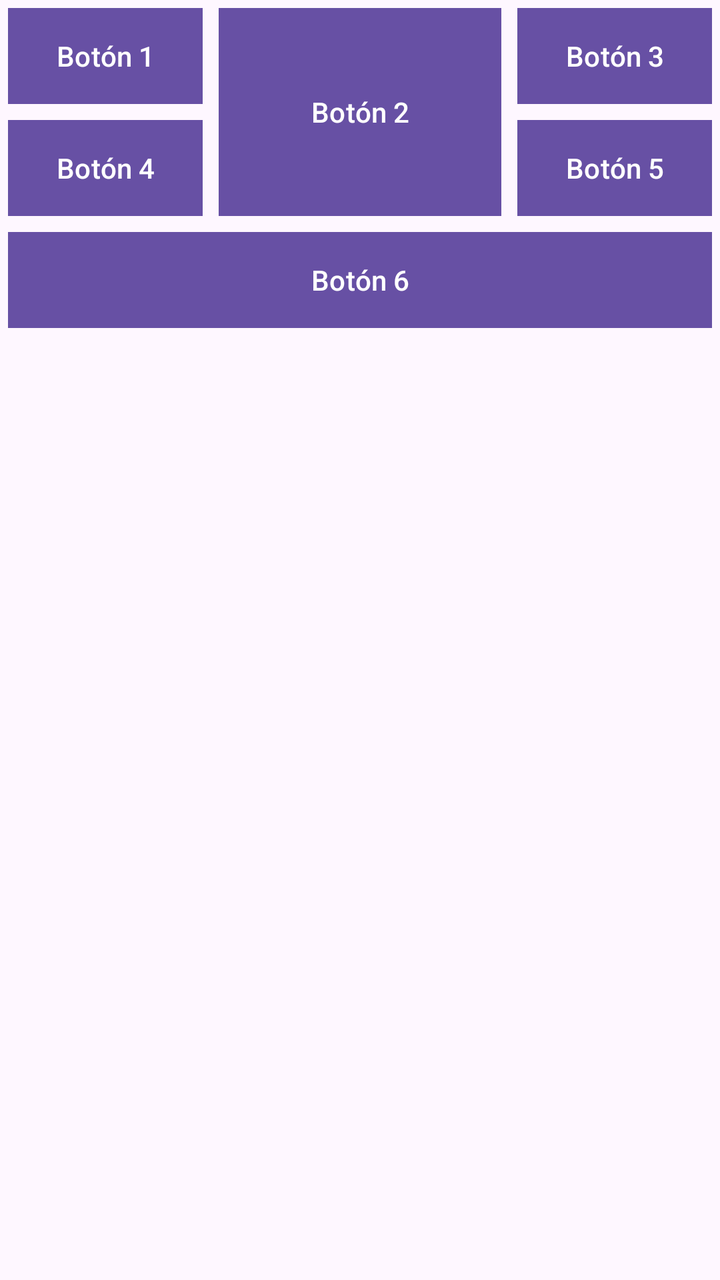
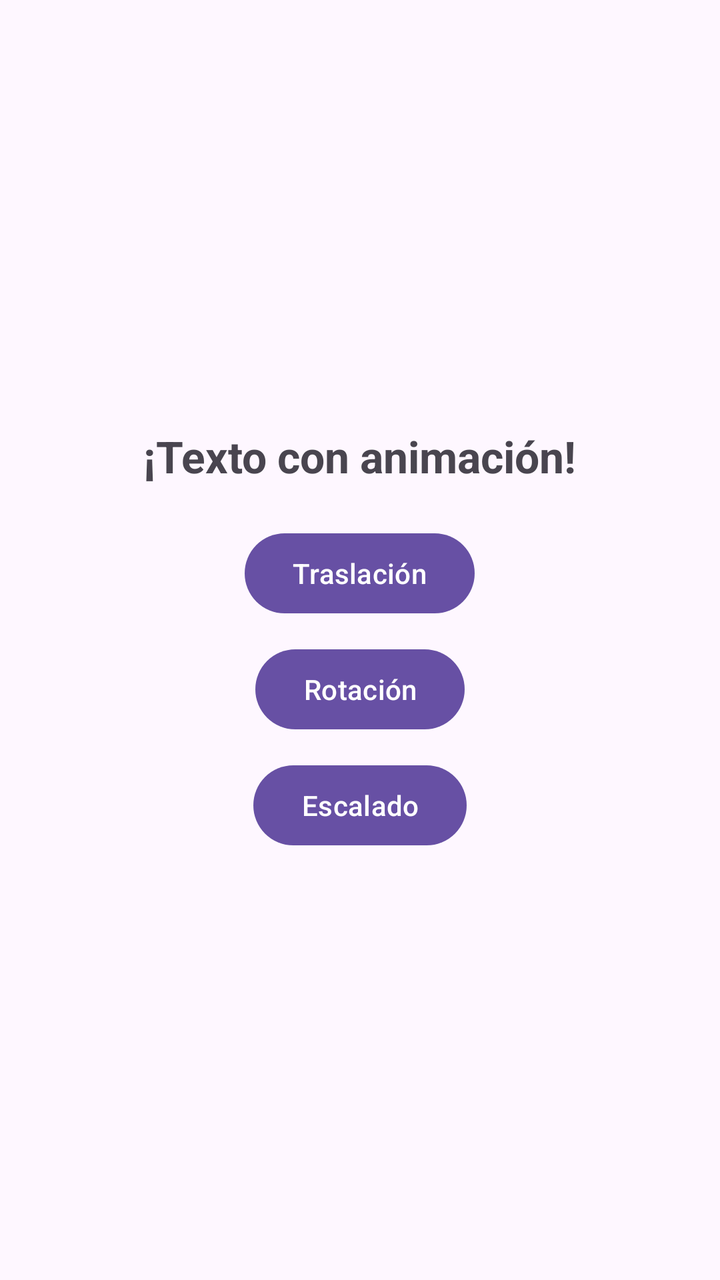

Screens rendered from an Android XML layout before and after an edit, with the pre-edit source and the edit as a unified diff.
<!-- AndroidManifest.xml: application theme Theme.Tema3LinearLayout -->
<!-- res/layout/activity_main.xml -->
<?xml version="1.0" encoding="utf-8"?>
<GridLayout
    xmlns:android="http://schemas.android.com/apk/res/android"
    xmlns:tools="http://schemas.android.com/tools"
    android:layout_width="wrap_content"
    android:layout_height="wrap_content"
    android:layout_gravity="center"
    android:columnCount="3"
    android:orientation="horizontal"
    android:rowCount="4"
    android:useDefaultMargins="true">

    <Button
        android:layout_width="wrap_content"
        android:layout_height="wrap_content"
        android:background="#00CC39"
        android:text="Botón 1"
        tools:ignore="HardcodedText" />

    <Button
        android:layout_width="wrap_content"
        android:layout_height="wrap_content"
        android:layout_rowSpan="2"
        android:layout_gravity="fill"
        android:background="#00CC39"
        android:text="Botón 2" />

    <Button
        android:layout_width="wrap_content"
        android:layout_height="wrap_content"
        android:background="#00CC39"
        android:text="Botón 3" />

    <Button
        android:layout_width="wrap_content"
        android:layout_height="wrap_content"
        android:background="#00CC39"
        android:text="Botón 4" />

    <Button
        android:layout_width="wrap_content"
        android:layout_height="wrap_content"
        android:background="#00CC39"
        android:text="Botón 5" />

    <Button
        android:layout_width="wrap_content"
        android:layout_height="wrap_content"
        android:layout_columnSpan="3"
        android:layout_gravity="fill"
        android:background="#00CC39"
        android:text="Botón 6" />

</GridLayout>
<!-- resources referenced by this layout -->
<resources>
  <style name="Theme.Tema3LinearLayout" parent="Base.Theme.Tema3LinearLayout" />
  <style name="Base.Theme.Tema3LinearLayout" parent="Theme.Material3.DayNight.NoActionBar">
          
          
      </style>
</resources>

<!-- the commit's change to res/layout/activity_main.xml (unified diff, before → after) -->
@@ -1,54 +1,39 @@
 <?xml version="1.0" encoding="utf-8"?>
-<GridLayout
+<LinearLayout
     xmlns:android="http://schemas.android.com/apk/res/android"
-    xmlns:tools="http://schemas.android.com/tools"
-    android:layout_width="wrap_content"
-    android:layout_height="wrap_content"
-    android:layout_gravity="center"
-    android:columnCount="3"
-    android:orientation="horizontal"
-    android:rowCount="4"
-    android:useDefaultMargins="true">
+    android:layout_width="match_parent"
+    android:layout_height="match_parent"
+    android:orientation="vertical"
+    android:gravity="center"
+    android:padding="16dp">
+
+    <TextView
+        android:id="@+id/texto"
+        android:layout_width="wrap_content"
+        android:layout_height="wrap_content"
+        android:text="¡Texto con animación!"
+        android:textSize="22sp"
+        android:textStyle="bold" />
 
     <Button
+        android:id="@+id/boton1"
         android:layout_width="wrap_content"
         android:layout_height="wrap_content"
-        android:background="#00CC39"
-        android:text="Botón 1"
-        tools:ignore="HardcodedText" />
+        android:layout_marginTop="20dp"
+        android:text="Traslación" />
 
     <Button
+        android:id="@+id/button2"
         android:layout_width="wrap_content"
         android:layout_height="wrap_content"
-        android:layout_rowSpan="2"
-        android:layout_gravity="fill"
-        android:background="#00CC39"
-        android:text="Botón 2" />
+        android:layout_marginTop="10dp"
+        android:text="Rotación" />
 
     <Button
+        android:id="@+id/button3"
         android:layout_width="wrap_content"
         android:layout_height="wrap_content"
-        android:background="#00CC39"
-        android:text="Botón 3" />
+        android:layout_marginTop="10dp"
+        android:text="Escalado" />
 
-    <Button
-        android:layout_width="wrap_content"
-        android:layout_height="wrap_content"
-        android:background="#00CC39"
-        android:text="Botón 4" />
-
-    <Button
-        android:layout_width="wrap_content"
-        android:layout_height="wrap_content"
-        android:background="#00CC39"
-        android:text="Botón 5" />
-
-    <Button
-        android:layout_width="wrap_content"
-        android:layout_height="wrap_content"
-        android:layout_columnSpan="3"
-        android:layout_gravity="fill"
-        android:background="#00CC39"
-        android:text="Botón 6" />
-
-</GridLayout>
+</LinearLayout>
